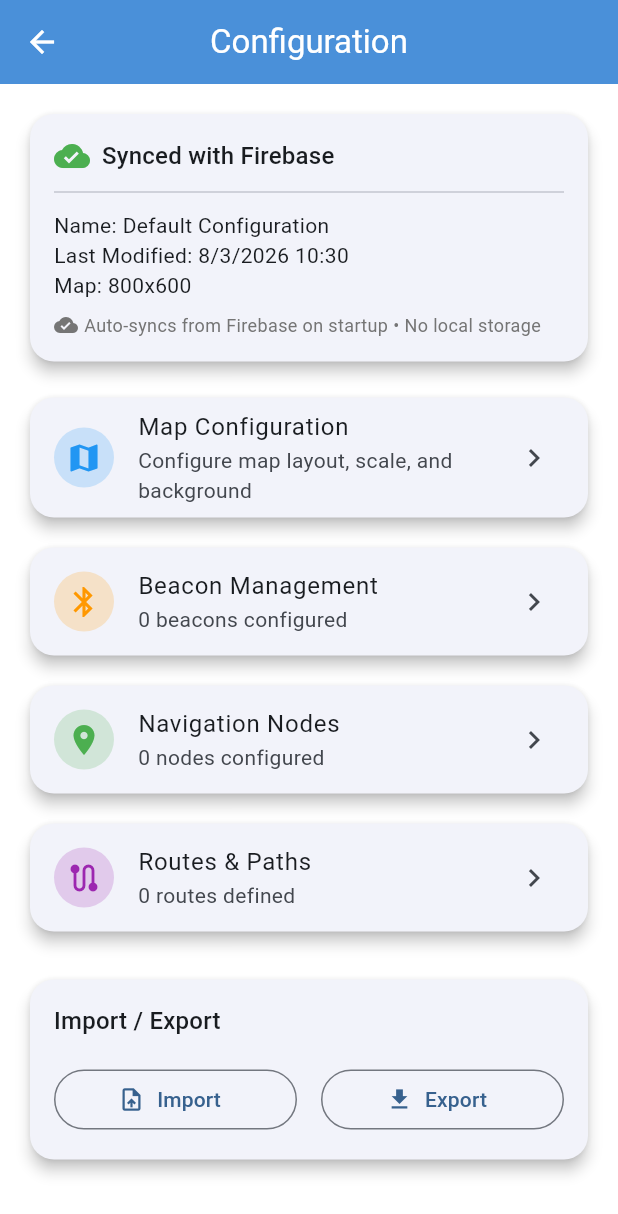
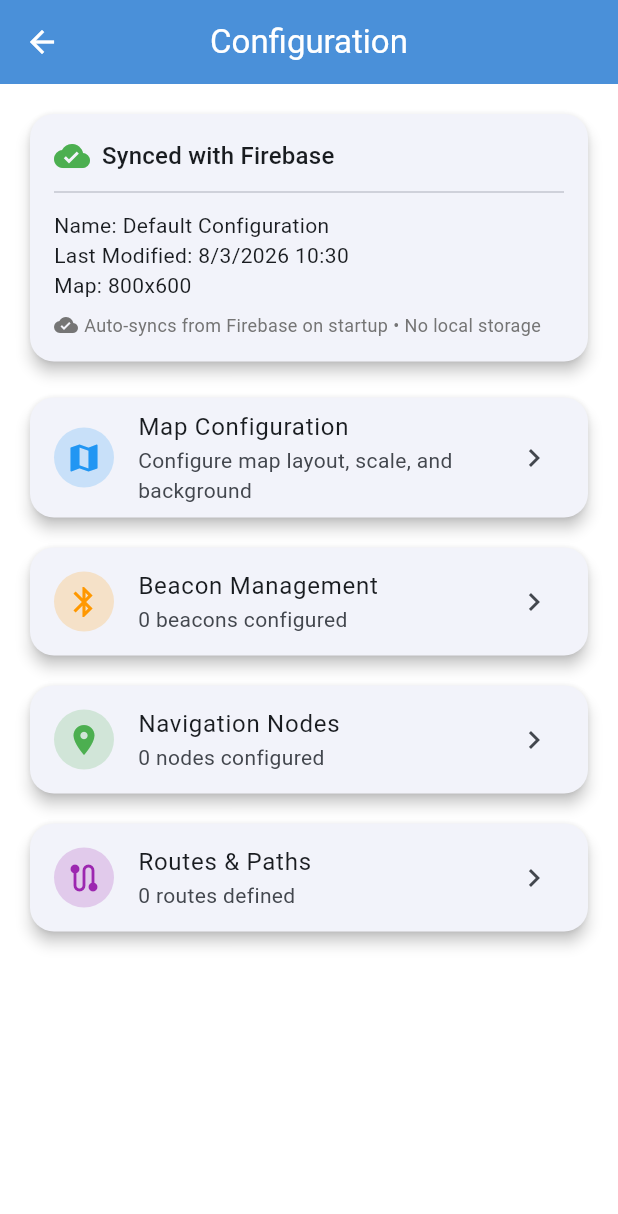
Before and after one commit to abdallaS117/navigation_with_beacons, a Flutter app: the ConfigurationHomeScreen screen opened directly, on a phone screen of 412 x 824 dp. Shown: the top 1214 px of the screen. Run offline on Flutter 3.47's test engine with Material 3 defaults, Android fonts, the phone set to English and light mode, and no system bars; our stand-ins replace cloud_firestore, equatable, file_picker, firebase_core, flutter_bloc, flutter_blue_plus and 2 more; accounts and stored records are empty.

Commit message:
packaging 4

```diff
--- a/lib/features/configuration/presentation/screens/configuration_home_screen.dart
+++ b/lib/features/configuration/presentation/screens/configuration_home_screen.dart
@@ -104,8 +104,8 @@ class ConfigurationHomeScreen extends StatelessWidget {
           color: Colors.purple,
           onTap: () => _navigateTo(context, const RoutesManagementScreen()),
         ),
-        const SizedBox(height: 24),
-        _buildExportImportSection(context),
+        // const SizedBox(height: 24),
+        // _buildExportImportSection(context),
       ],
     );
   }
```
